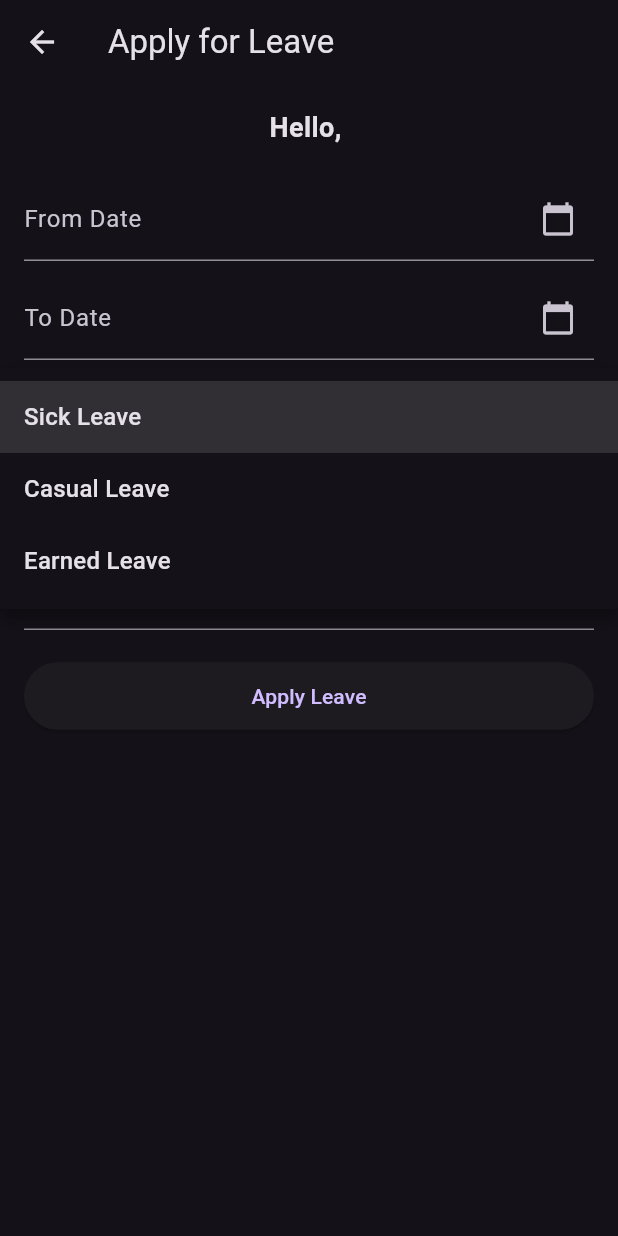
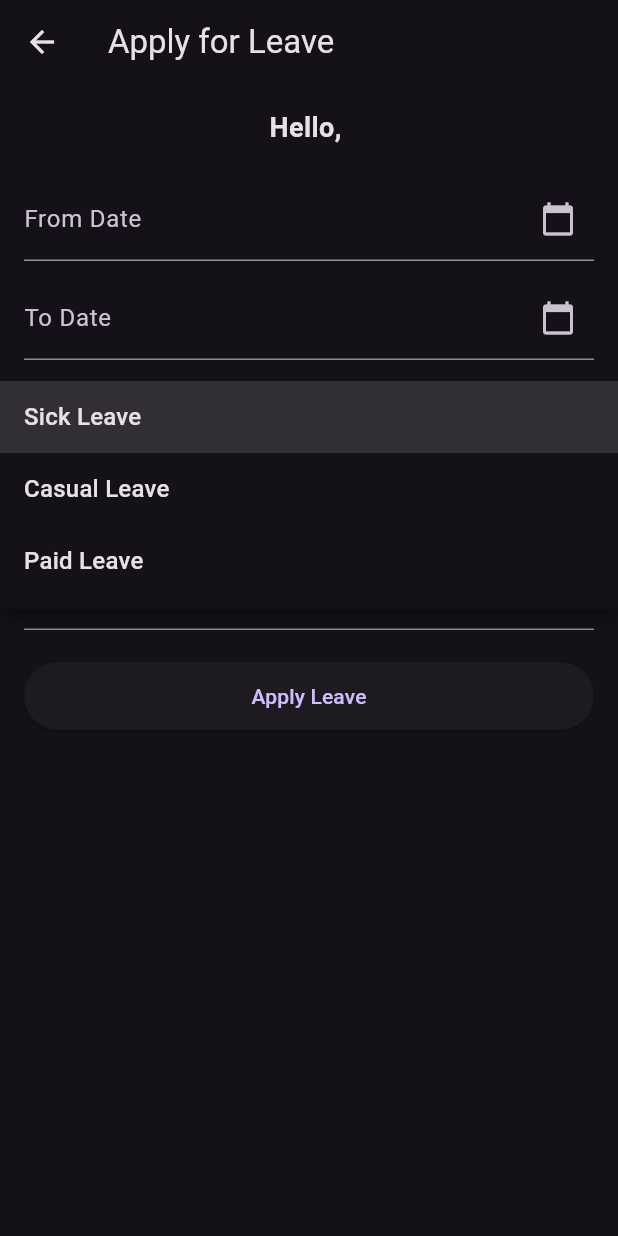
Before and after one commit to Anilvallepu/as_f, a Flutter app: the LeaveScreen screen opened directly with empty values, after a tap on "Leave Type", on a phone screen of 412 x 824 dp. Run offline on Flutter 3.47's test engine with Material 3 defaults, Android fonts, the phone set to English and light mode, and no system bars; our stand-ins replace device_info_plus, geolocator, shared_preferences; accounts and stored records are empty.

Commit message:
Initial commit

```diff
--- a/lib/leave_screen.dart
+++ b/lib/leave_screen.dart
@@ -28,7 +28,7 @@ class _LeaveScreenState extends State<LeaveScreen> {
   final List<Map<String, String>> leaveTypes = [
     {"id": "1", "label": "Sick Leave"},
     {"id": "2", "label": "Casual Leave"},
-    {"id": "3", "label": "Earned Leave"},
+    {"id": "3", "label": "Paid Leave"},
   ];
 
   Future<void> _selectDate(BuildContext context, TextEditingController controller) async {
```
